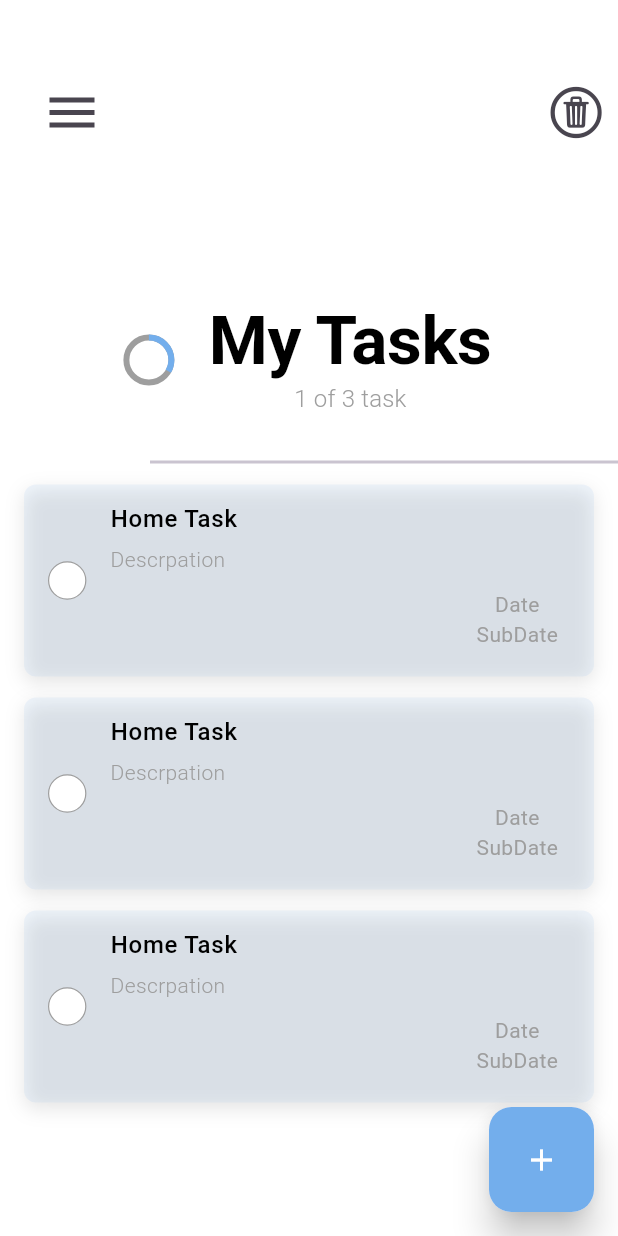
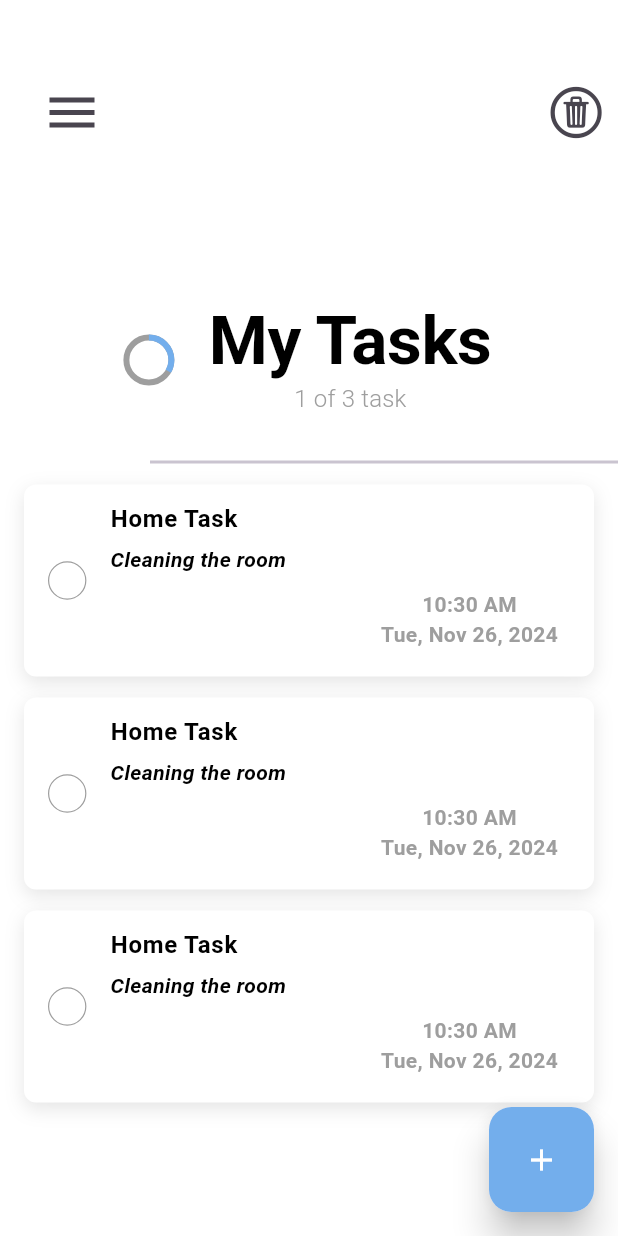
Before and after one commit to nguyenquangtung004/AppToDo, a Flutter app: the screen it shows after launch, on a phone screen of 412 x 824 dp. Run offline on Flutter 3.47's test engine with Material 3 defaults, Android fonts, the phone set to English and light mode, and no system bars; drawn by our look-alikes of flutter_slider_drawer; our stand-ins replace animate_do, hive, hive_flutter, lottie; missing offline and left inert: flutter_cupertino_date_picker_fork, ftoast, panara_dialogs; accounts and stored records are empty.

Commit message:
Đã hoàn thiện thay đổi trạng thái ở cái task

```diff
--- a/lib/views/home/home_view.dart
+++ b/lib/views/home/home_view.dart
@@ -21,42 +21,50 @@ import 'package:animate_do/animate_do.dart';
 ///Tự import
 import 'package:hive/hive.dart';
 
+///1. Khởi tạo HomeView
+///HomeView: Lớp chính đại diện cho giao diện chính của ứng dụng
+///StatefulWidget: Được dùng để tạo một widget có trạng thái thay đổi.
 class HomeView extends StatefulWidget {
   const HomeView({super.key});
-
+  //_HomeViewState: Quản lý trạng thái và giao diện của HomeView.
   @override
   State<HomeView> createState() => _HomeViewState();
 }
-
+///2. Biến toàn cục
 class _HomeViewState extends State<HomeView> {
+  //drawerKey: Khóa để điều khiển trạng thái của SliderDrawer.
   //Import thư viện SliderDrawer
   GlobalKey<SliderDrawerState> drawerKey = GlobalKey<SliderDrawerState>();
+  //tesing: Một danh sách dữ liệu mẫu (mock data) được sử dụng để hiển thị danh sách nhiệm vụ (tasks).
   final List<int> tesing = [2, 5, 7];
 
+///3. Widget build
   @override
   Widget build(BuildContext context) {
+    //TextTheme textTheme: Lấy các kiểu chữ từ theme của ứng dụng.
     TextTheme textTheme = Theme.of(context).textTheme;
+    //Scaffold: Cấu trúc giao diện cơ bản (chứa FloatingActionButton, AppBar, và Body)
     return Scaffold(
       backgroundColor: Colors.white,
-      //Fab
+      //Fab(): Nút nổi để thực hiện hành động (Floating Action Button)
       floatingActionButton: Fab(),
 
       //Body
+      //SliderDrawer: Widget cho phép hiển thị một ngăn kéo trượt từ bên trái.
       body: SliderDrawer(
           key: drawerKey,
-          //isDraggable: false khi để nút này thành true người dùng vuốt sang phải là hiển thị drawer
-          isDraggable: false,
-          animationDuration: 1000,
-          //Drawer
-          slider: CustomDrawer(),
-          appBar: HomeAppBar(
+          isDraggable: false, //isDraggable: false khi để nút này thành true người dùng vuốt sang phải là hiển thị drawer
+          animationDuration: 1000,//animationDuration: Thời gian chạy animation khi mở ngăn kéo
+          slider: CustomDrawer(),//slider: Nội dung của ngăn kéo.
+          appBar: HomeAppBar(//appBar: Thanh tiêu đề tùy chỉnh.
             drawerKey: drawerKey,
           ),
-          child: _buildHomeBody(textTheme)),
+          child: _buildHomeBody(textTheme),//Nội dung chính của giao diện, được xây dựng từ _buildHomeBody
+      ),
     );
   }
 
-  ///Home Body
+  ///4. Widget _buildHomeBody
   Widget _buildHomeBody(TextTheme textTheme) {
     return SizedBox(
       width: double.infinity,
@@ -64,7 +72,8 @@ class _HomeViewState extends State<HomeView> {
       child: Column(
         children: [
           ///Custom App Bar
-          Container(
+          ///4.1. Progress Indicator
+          Container(//Container: Chứa nội dung tiêu đề chính và ProgressIndicator.
             margin: const EdgeInsets.only(top: 60),
             width: double.infinity,
             height: 100,
@@ -76,10 +85,10 @@ class _HomeViewState extends State<HomeView> {
                 const SizedBox(
                   width: 30,
                   height: 30,
-                  child: CircularProgressIndicator(
-                    value: 1 / 3,
-                    backgroundColor: Colors.grey,
-                    valueColor: AlwaysStoppedAnimation(AppColors.primaryColor),
+                  child: CircularProgressIndicator(//CircularProgressIndicator: Hiển thị tiến độ hoàn thành nhiệm vụ.
+                    value: 1 / 3,//value: Tiến độ (từ 0.0 đến 1.0). Ví dụ: 1 / 3 là 33%.
+                    backgroundColor: Colors.grey,//backgroundColor: Màu nền của vòng tròn.
+                    valueColor: AlwaysStoppedAnimation(AppColors.primaryColor),//valueColor: Màu của thanh tiến độ.
                   ),
                 ),
                 //Space
@@ -117,17 +126,18 @@ class _HomeViewState extends State<HomeView> {
           ),
 
           ///Tasks
+          ///4.2. Tasks List
           SizedBox(
             width: double.infinity,
             height: 745,
             child: tesing.isNotEmpty
 
                 /// Task list is not empty
-                ? ListView.builder(
+                ? ListView.builder(//ListView.builder: Tạo danh sách nhiệm vụ
                     itemCount: tesing.length,
                     scrollDirection: Axis.vertical,
                     itemBuilder: (context, index) {
-                      return Dismissible(
+                      return Dismissible(//Dismissible: Cho phép vuốt để xóa nhiệm vụ.
                         direction: DismissDirection.horizontal,
                         onDismissed: (direction) {
                           setState(() {
@@ -150,6 +160,7 @@ class _HomeViewState extends State<HomeView> {
                         ),
                         key: UniqueKey(),
                         child: TaskWidget(
+                          // TaskWidget: Widget hiển thị chi tiết một nhiệm vụ.
                           ///This is only for test
                           ///We will load tasks from db later one
                           task: Task(
@@ -184,7 +195,7 @@ class _HomeViewState extends State<HomeView> {
                           width: 200,
                           height: 200,
                           child: Lottie.asset(lottieUrl,
-                              animate: tesing.isNotEmpty ? false : true),
+                              animate: tesing.isNotEmpty ? false : true),//tesing.isNotEmpty: Nếu danh sách trống, hiển thị thông báo và animation Lottie.
                         ),
                       ),
                       //Sub Text
--- a/lib/views/home/widget/task_widget.dart
+++ b/lib/views/home/widget/task_widget.dart
@@ -1,25 +1,51 @@
 import 'package:flutter/material.dart';
+import 'package:intl/intl.dart';
 import '../../../models/task.dart';
 import '../../../untils/app_colors.dart';
-import 'package:intl/intl.dart';
-import 'package:app_to_do/views/home/home_view.dart';
 
-
-class TaskWidget extends StatelessWidget {
+class TaskWidget extends StatefulWidget {
   const TaskWidget({Key? key, required this.task}) : super(key: key);
   final Task task;
+
+  @override
+  State<TaskWidget> createState() => _TaskWidgetState();
+}
+
+class _TaskWidgetState extends State<TaskWidget> {
+  TextEditingController textEditingControllerForTitle = TextEditingController();
+  TextEditingController textEditingControllerForSubTitle = TextEditingController();
+  // Biến trạng thái cho task completion
+  late bool isCompleted;
+
+  @override
+  void initState() {
+    super.initState();
+    textEditingControllerForTitle.text = widget.task.title;
+    textEditingControllerForSubTitle.text = widget.task.subTitle;
+    isCompleted = widget.task.isCompleted;  // Khởi tạo trạng thái
+    super.initState();
+  }
+
+  @override
+  void dispose() {
+    textEditingControllerForTitle.dispose();
+    textEditingControllerForSubTitle.dispose();
+    super.dispose();
+  }
 
   @override
   Widget build(BuildContext context) {
     return GestureDetector(
       onTap: () {
-        ///Navigate to TaskView to see Task Details
+        /// Điều hướng đến TaskView để xem chi tiết Task
       },
       child: AnimatedContainer(
-        margin: EdgeInsets.symmetric(horizontal: 16, vertical: 7),
-        //Giãn cách dòng trong list view
+        margin: const EdgeInsets.symmetric(horizontal: 16, vertical: 7),
         decoration: BoxDecoration(
-          color: AppColors.primaryColor.withOpacity(0.1),
+          // Thay đổi màu nền khi trạng thái hoàn thành thay đổi
+          color: isCompleted
+              ? const Color.fromARGB(154, 119, 144, 229)
+              : Colors.white,
           borderRadius: BorderRadius.circular(8),
           boxShadow: [
             BoxShadow(
@@ -30,69 +56,76 @@ class TaskWidget extends StatelessWidget {
         ),
         duration: const Duration(milliseconds: 600),
         child: ListTile(
-          ///Check Icon
+          // Check Icon
           leading: GestureDetector(
             onTap: () {
-              ///Check or uncheck the task
+             setState(() {
+                isCompleted = !isCompleted; // Thay đổi trạng thái
+                widget.task.isCompleted = isCompleted;
+              });
             },
             child: AnimatedContainer(
               duration: const Duration(milliseconds: 600),
               decoration: BoxDecoration(
-                color:
-                task.isCompleted?
-                AppColors.primaryColor:Colors.white,
+                color: isCompleted ? AppColors.primaryColor : Colors.white,
                 shape: BoxShape.circle,
                 border: Border.all(color: Colors.grey, width: .8),
               ),
-              child: const Icon(
+              child: Icon(
                 Icons.check,
-                color: Colors.white,
+                color: isCompleted ? Colors.white : Colors.transparent,
               ),
             ),
           ),
 
-          ///Task Title
+          // Task Title
           title: Padding(
             padding: const EdgeInsets.only(bottom: 5, top: 3),
-            ///Giãn cách check box với title theo chiều ngang
-            ///Tiêu đề
             child: Text(
-             task.title,
-              style: const TextStyle(
-                color: Colors.black,
-                fontWeight: FontWeight.w500,
-                // decoration: TextDecoration.lineThrough,
+              textEditingControllerForTitle.text,
+              style: TextStyle(
+                color: isCompleted ? Colors.white : Colors.black,
+                fontWeight: FontWeight.bold,
+                decoration:
+                    isCompleted ? TextDecoration.lineThrough : null,
               ),
             ),
           ),
 
-          ///Task Decoration
+          // Task Subtitle
           subtitle: Column(
             crossAxisAlignment: CrossAxisAlignment.start,
-            // Điều chỉnh descoration xuống dưới title
             children: [
               Text(
-                "Descrpation",
-                style:
-                    TextStyle(color: Colors.grey, fontWeight: FontWeight.w300),
+                textEditingControllerForSubTitle.text,
+                style: TextStyle(
+                  color: isCompleted ? Colors.white : Colors.black,
+                  fontStyle: FontStyle.italic,
+                  fontWeight: FontWeight.bold,
+                  decoration:
+                      isCompleted ? TextDecoration.lineThrough : null,
+                ),
               ),
               Align(
-                // Sau khi thêm Lớp Align thì ngày tháng với sub date được căn ra giữa
-                //Xong alignment: Alignment.centerRight để căn ra bên phải của app
                 alignment: Alignment.centerRight,
                 child: Padding(
-                  //Xong dùng lớp padding để tạo khoảng cách với lề của của list title
                   padding: const EdgeInsets.only(bottom: 10, top: 10),
                   child: Column(
                     mainAxisAlignment: MainAxisAlignment.center,
                     children: [
                       Text(
-                        "Date",
-                        style: TextStyle(fontSize: 14, color: Colors.grey),
+                        DateFormat('hh:mm a').format(widget.task.createAtTime),
+                        style: TextStyle(
+                            fontSize: 14,
+                            color: isCompleted ? Colors.black : Colors.grey,
+                            fontWeight: FontWeight.bold),
                       ),
                       Text(
-                        "SubDate",
-                        style: TextStyle(fontSize: 14, color: Colors.grey),
+                        DateFormat.yMMMEd().format(widget.task.createAtDate),
+                        style: TextStyle(
+                            fontSize: 14,
+                            color: isCompleted ? Colors.black : Colors.grey,
+                            fontWeight: FontWeight.bold),
                       )
                     ],
                   ),
```
Also changed, not shown: lib/models/task.g.dart (added).
